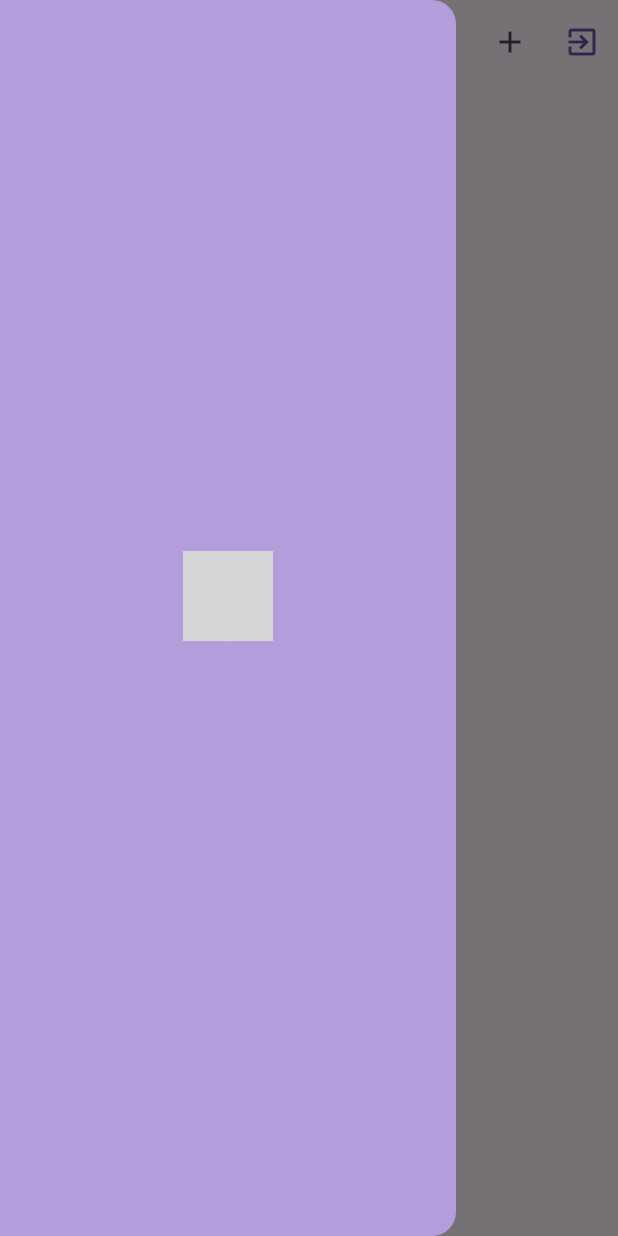
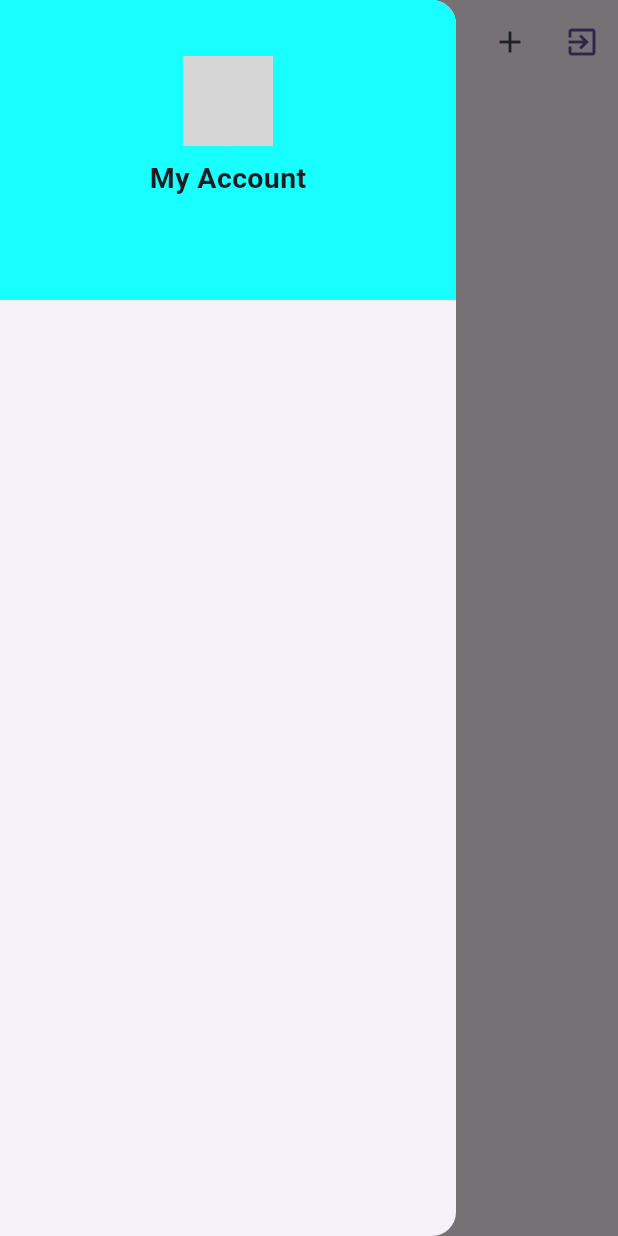
Before and after one commit to amrayman14/Events-App, a Flutter app: the screen it shows once a user with an empty profile is signed in, with the side drawer open, on a phone screen of 412 x 824 dp. Run offline on Flutter 3.47's test engine with Material 3 defaults, Android fonts, the phone set to English and light mode, and no system bars; our stand-ins replace cloud_firestore, firebase_auth, firebase_core, firebase_storage, flutter_riverpod, image_picker and 1 more; accounts and stored records are empty; network calls fail; grey boxes are pictures that could not be loaded.

Commit message:
first commit

```diff
--- a/lib/screens/home_screen.dart
+++ b/lib/screens/home_screen.dart
@@ -18,6 +18,7 @@ class HomeScreen extends ConsumerWidget {
       appBar: AppBar(
         title: const Text("Home"),
         actions: [
+
           IconButton(
             icon: Icon(ref.watch(themeModeProvider) == ThemeMode.light ?
             Icons.dark_mode
--- a/lib/widgets/main_drawer.dart
+++ b/lib/widgets/main_drawer.dart
@@ -10,7 +10,6 @@ class MainDrawer extends StatefulWidget {
 }
 
 class _MainDrawerState extends State<MainDrawer> {
-
   final FirebaseFirestore _firestore = FirebaseFirestore.instance;
   final _firebaseAuth = FirebaseAuth.instance.currentUser?.uid;
   String imageUrl = '';
@@ -23,7 +22,8 @@ class _MainDrawerState extends State<MainDrawer> {
 
   Future<void> _getField() async {
     try {
-       DocumentSnapshot doc = await _firestore.collection('user').doc(_firebaseAuth).get();
+      DocumentSnapshot doc =
+          await _firestore.collection('user').doc(_firebaseAuth).get();
       setState(() {
         imageUrl = doc.get('imageUrl');
         emailAddress = doc.get('email');
@@ -35,18 +35,48 @@ class _MainDrawerState extends State<MainDrawer> {
 
   @override
   Widget build(BuildContext context) {
-
     return Drawer(
-      backgroundColor: Colors.deepPurple[200],
+      child: Column(
+        mainAxisAlignment: MainAxisAlignment.start,
+        children: [
+          Container(
+            width: double.infinity,
+            height: 200,
+            padding: const EdgeInsets.all(24),
+            color: Colors.cyanAccent,
             child: Column(
               mainAxisAlignment: MainAxisAlignment.center,
+              crossAxisAlignment: CrossAxisAlignment.center,
               children: [
                 CircleAvatar(
                   radius: 30,
                   backgroundImage: NetworkImage(imageUrl),
                 ),
-          const SizedBox(height: 8,),
-          Text(emailAddress),
+                const SizedBox(
+                  height: 8,
+                ),
+                const Text(
+                  'My Account',
+                  style: TextStyle(
+                    fontWeight: FontWeight.bold,
+                    fontSize: 19,
+                  ),
+                ),
+                const SizedBox(
+                  height: 6,
+                ),
+                 Text(
+                  emailAddress,
+                  style: const TextStyle(
+                    fontWeight: FontWeight.bold,
+                    fontSize: 17,
+                  ),
+                ),
+              ],
+            ),
+          ),
+          const SizedBox(height: 12,),
+
         ],
       ),
     );
--- a/pubspec.yaml
+++ b/pubspec.yaml
@@ -41,6 +41,7 @@ dependencies:
   firebase_storage: ^12.1.0
   image_picker: ^1.1.2
   flutter_riverpod: ^2.5.1
+  share_plus: ^9.0.0
 
 dev_dependencies:
   flutter_test:
```
Also changed, not shown: lib/widgets/event_card.dart (+54 -10 lines), pubspec.lock, 5 other files. Lines whose indentation alone changed are shown as unchanged.
